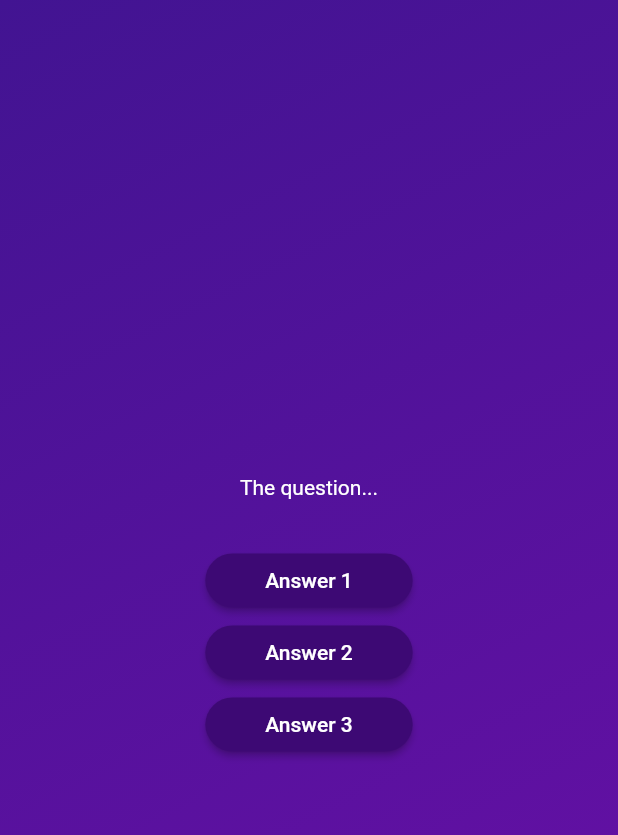
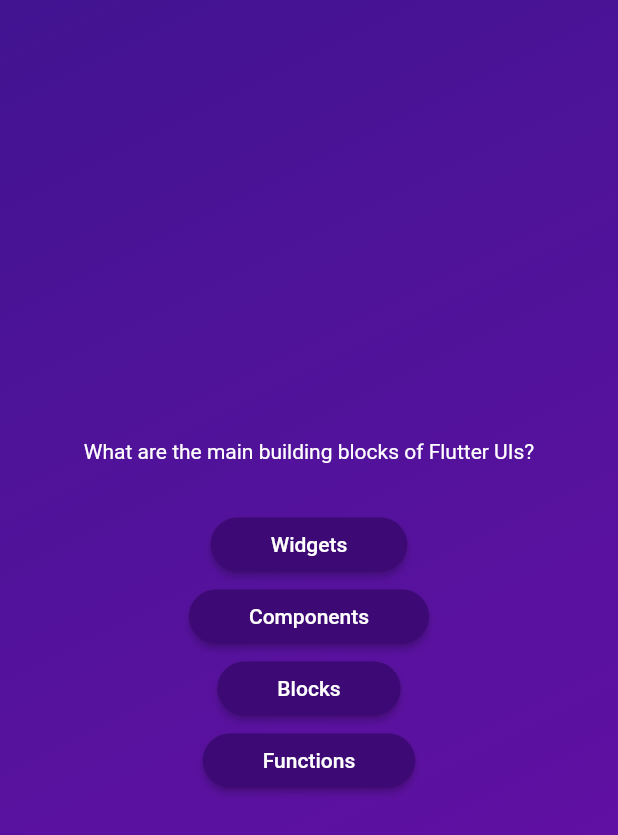
Before and after one commit to Sunnnyyy16/Flutter_Study, a Flutter app: the screen it shows after launch, after a tap on "Start Quiz", on a phone screen of 412 x 824 dp. Shown: the top 835 px of the screen. Run offline on Flutter 3.47's test engine with Material 2 defaults, Android fonts, the phone set to English and light mode, and no system bars.

Commit message:
Accesing list elements

```diff
--- a/second_app/lib/questions_screen.dart
+++ b/second_app/lib/questions_screen.dart
@@ -1,5 +1,6 @@
 import 'package:flutter/material.dart';
 import 'package:second_app/answer_button.dart';
+import 'package:second_app/data/questions.dart';
 
 class QuestionsScreen extends StatefulWidget {
   const QuestionsScreen({super.key});
@@ -13,14 +14,16 @@
 class _QuestionsScreenState extends State<QuestionsScreen> {
   @override
   Widget build(context) {
+    final currentQuestion = questions[0];
+
     return SizedBox(
       width: double.infinity,
       child: Column(
         mainAxisAlignment: MainAxisAlignment.center,
         children: [
-          const Text(
-            'The question...',
-            style: TextStyle(
+          Text(
+            currentQuestion.text,
+            style: const TextStyle(
               color: Colors.white,
             ),
           ),
@@ -28,15 +31,19 @@
             height: 30,
           ),
           AnswerButton(
-            answerText: 'Answer 1',
+            answerText: currentQuestion.answers[0],
             onTap: () {},
           ),
           AnswerButton(
-            answerText: 'Answer 2',
+            answerText: currentQuestion.answers[1],
             onTap: () {},
           ),
           AnswerButton(
-            answerText: 'Answer 3',
+            answerText: currentQuestion.answers[2],
+            onTap: () {},
+          ),
+          AnswerButton(
+            answerText: currentQuestion.answers[3],
             onTap: () {},
           ),
         ],
```
